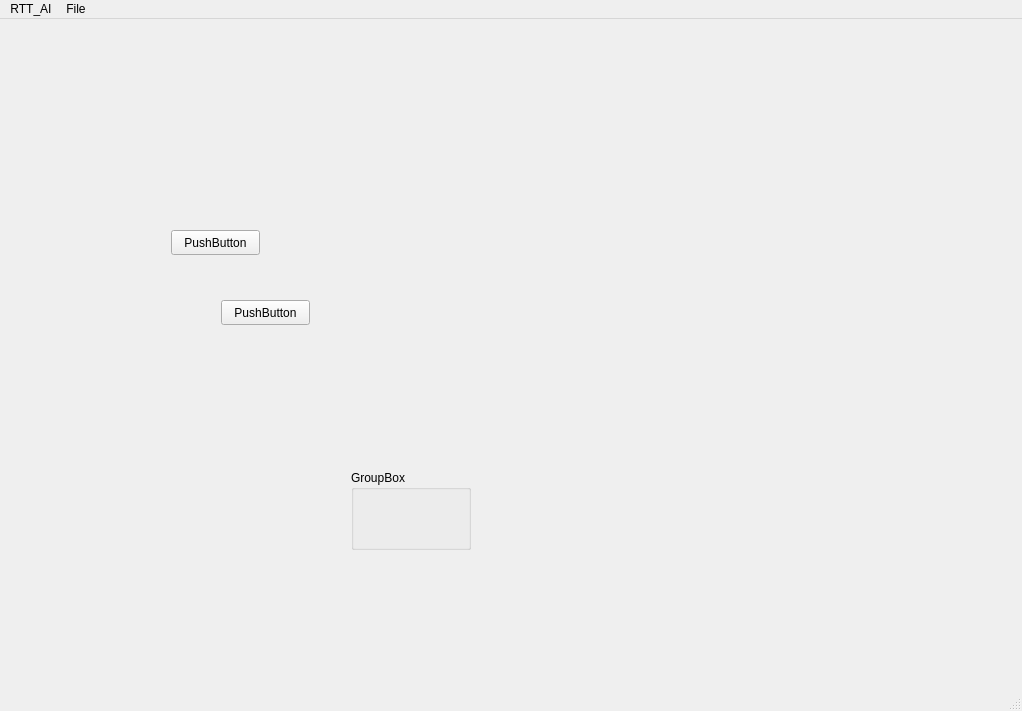
This is roboteam_ai/src/interface/mainwindow.ui in RoboTeamTwente/roboteam_ai as Qt 5 draws it before an edit. The edited form follows.
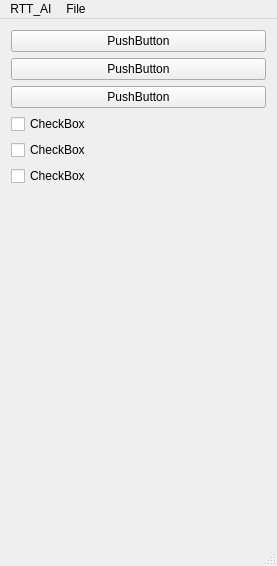
This is the edited form.

The edit to the form file:
```diff
--- a/roboteam_ai/src/interface/mainwindow.ui
+++ b/roboteam_ai/src/interface/mainwindow.ui
@@ -6,8 +6,8 @@
    <rect>
     <x>0</x>
     <y>0</y>
-    <width>1022</width>
-    <height>711</height>
+    <width>277</width>
+    <height>566</height>
    </rect>
   </property>
   <property name="sizePolicy">
@@ -38,68 +38,65 @@
      <verstretch>0</verstretch>
     </sizepolicy>
    </property>
-   <layout class="QVBoxLayout" name="verticalLayout_2">
+   <layout class="QHBoxLayout" name="horizontalLayout">
     <item>
-     <widget class="QSplitter" name="splitter_3">
-      <property name="orientation">
-       <enum>Qt::Horizontal</enum>
-      </property>
-      <widget class="QSplitter" name="splitter">
-       <property name="sizePolicy">
-        <sizepolicy hsizetype="Preferred" vsizetype="Expanding">
-         <horstretch>4</horstretch>
-         <verstretch>0</verstretch>
-        </sizepolicy>
-       </property>
-       <property name="orientation">
-        <enum>Qt::Vertical</enum>
-       </property>
-       <widget class="QWidget" name="widget" native="true">
-        <property name="autoFillBackground">
-         <bool>true</bool>
+     <layout class="QVBoxLayout" name="verticalLayout">
+      <item>
+       <widget class="QPushButton" name="pushButton">
+        <property name="text">
+         <string>PushButton</string>
         </property>
-        <widget class="QGroupBox" name="groupBox">
-         <property name="geometry">
-          <rect>
-           <x>340</x>
-           <y>440</y>
-           <width>120</width>
-           <height>80</height>
-          </rect>
-         </property>
-         <property name="title">
-          <string>GroupBox</string>
-         </property>
-        </widget>
-        <widget class="QPushButton" name="pushButton">
-         <property name="geometry">
-          <rect>
-           <x>160</x>
-           <y>200</y>
-           <width>89</width>
-           <height>25</height>
-          </rect>
-         </property>
-         <property name="text">
-          <string>PushButton</string>
-         </property>
-        </widget>
-        <widget class="QPushButton" name="pushButton_2">
-         <property name="geometry">
-          <rect>
-           <x>210</x>
-           <y>270</y>
-           <width>89</width>
-           <height>25</height>
-          </rect>
-         </property>
-         <property name="text">
-          <string>PushButton</string>
-         </property>
-        </widget>
        </widget>
-      </widget>
-     </widget>
+      </item>
+      <item>
+       <widget class="QPushButton" name="pushButton_2">
+        <property name="text">
+         <string>PushButton</string>
+        </property>
+       </widget>
+      </item>
+      <item>
+       <widget class="QPushButton" name="pushButton_3">
+        <property name="text">
+         <string>PushButton</string>
+        </property>
+       </widget>
+      </item>
+      <item>
+       <widget class="QCheckBox" name="checkBox">
+        <property name="text">
+         <string>CheckBox</string>
+        </property>
+       </widget>
+      </item>
+      <item>
+       <widget class="QCheckBox" name="checkBox_2">
+        <property name="text">
+         <string>CheckBox</string>
+        </property>
+       </widget>
+      </item>
+      <item>
+       <widget class="QCheckBox" name="checkBox_3">
+        <property name="text">
+         <string>CheckBox</string>
+        </property>
+       </widget>
+      </item>
+      <item>
+       <spacer name="verticalSpacer">
+        <property name="orientation">
+         <enum>Qt::Vertical</enum>
+        </property>
+        <property name="sizeHint" stdset="0">
+         <size>
+          <width>20</width>
+          <height>40</height>
+         </size>
+        </property>
+       </spacer>
+      </item>
+     </layout>
     </item>
    </layout>
   </widget>
@@ -108,7 +105,7 @@
     <rect>
      <x>0</x>
      <y>0</y>
-     <width>1022</width>
+     <width>277</width>
      <height>22</height>
     </rect>
    </property>
```
